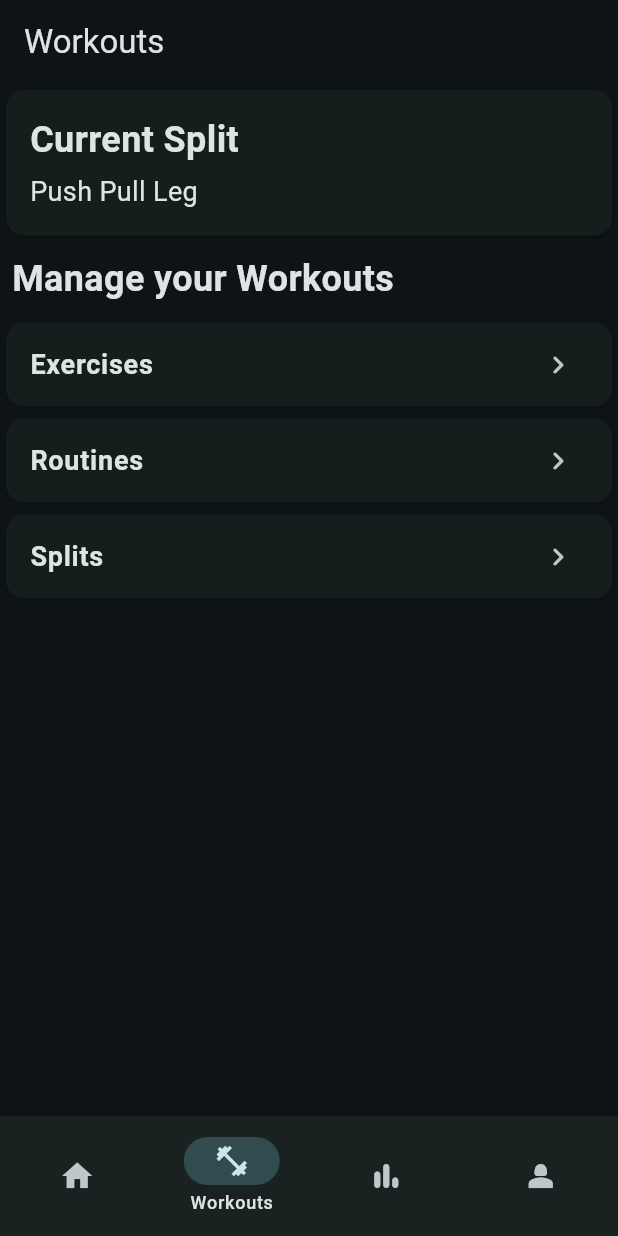
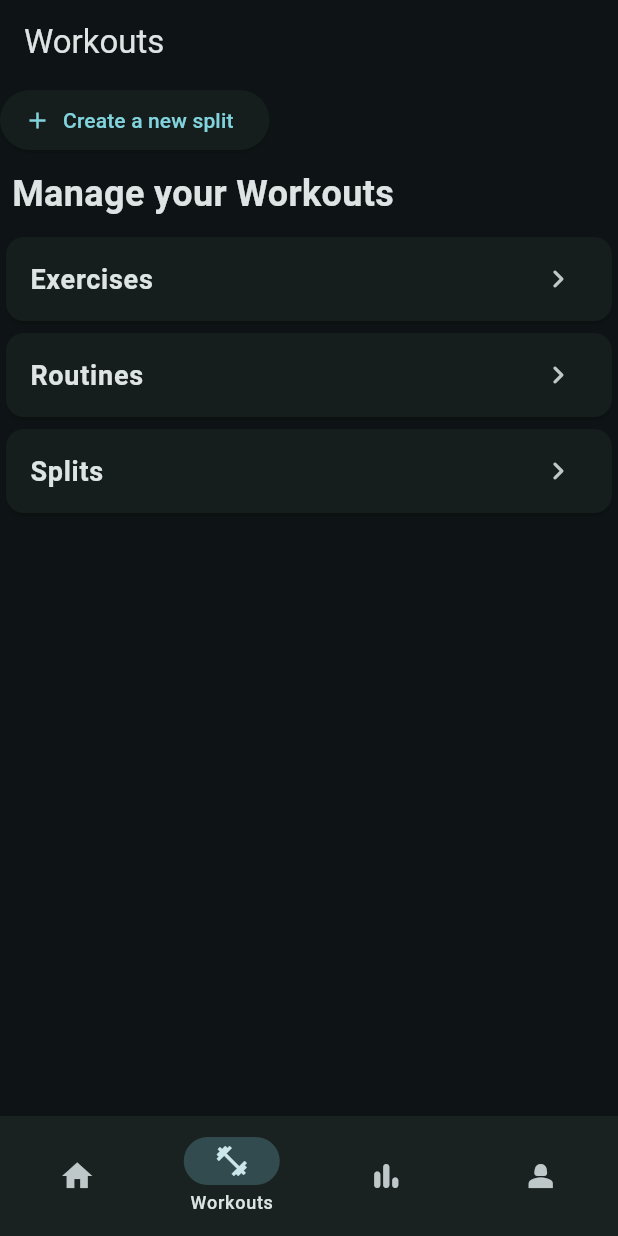
Before and after one commit to najafmohammed/muon-workout-tracker, a Flutter app: the screen it shows after launch, item 2 of the bottom bar chosen, on a phone screen of 412 x 824 dp. Run offline on Flutter 3.47's test engine with Material 3 defaults, Android fonts, the phone set to English and light mode, and no system bars; our stand-ins replace flutter_form_builder, flutter_riverpod, form_builder_validators, isar; accounts and stored records are empty; generated files the repository leaves out were written again; statements that could not run were skipped.

Commit message:
split selection

```diff
--- a/lib/database/models/split.dart
+++ b/lib/database/models/split.dart
@@ -8,7 +8,6 @@ class Split {
   Id id = Isar.autoIncrement;
   late String name;
   int nextIndex = 0;
-  bool isCompletedToday = false;
 
   // Relationship with Routine
   final routines = IsarLinks<Routine>(); // Links to Routines
--- /dev/null
+++ b/lib/database/models/user_settings.dart
@@ -0,0 +1,16 @@
+import 'package:isar/isar.dart';
+import 'package:muon_workout_tracker/database/models/split.dart';
+
+part 'user_settings.g.dart';
+
+@Collection()
+class UserSettings {
+  Id id = Isar.autoIncrement;
+  late String username;
+  late double height;
+  late double weight;
+  final currentSplit = IsarLink<Split>();
+  int currentRoutineIndex = 0; // Index of the current routine within the split
+  bool isSplitCompletedToday =
+      false; // Flag to mark if the split is done for the day
+}
--- a/lib/database/providers/isar_provider.dart
+++ b/lib/database/providers/isar_provider.dart
@@ -4,6 +4,7 @@ import 'package:isar/isar.dart';
 import 'package:muon_workout_tracker/database/models/exercise_history.dart';
 import 'package:muon_workout_tracker/database/models/routine.dart';
 import 'package:muon_workout_tracker/database/models/split.dart';
+import 'package:muon_workout_tracker/database/models/user_settings.dart';
 import 'package:path_provider/path_provider.dart';
 import '../models/exercise.dart';
 
@@ -21,6 +22,7 @@ final isarProvider = FutureProvider<Isar>((ref) async {
         SplitSchema,
         RoutineSchema,
         ExerciseHistorySchema,
+        UserSettingsSchema
       ],
       directory: dir.path, // Set the directory for the database
       inspector: true, // Optional: Enable Isar Inspector
--- /dev/null
+++ b/lib/database/providers/user_settings_provider.dart
@@ -0,0 +1,14 @@
+import 'package:flutter_riverpod/flutter_riverpod.dart';
+import 'package:muon_workout_tracker/database/models/user_settings.dart';
+import 'package:muon_workout_tracker/database/providers/isar_provider.dart';
+import 'package:muon_workout_tracker/database/repository/user_settings_repository.dart';
+
+final userSettingsProvider =
+    StateNotifierProvider<UserSettingsRepository, UserSettings?>((ref) {
+  final isar =
+      ref.watch(isarProvider).value; // Assuming you have isar as a provider
+  if (isar == null) {
+    throw Exception('Isar instance is not initialized');
+  }
+  return UserSettingsRepository(isar);
+});
--- a/lib/screens/navigation.dart
+++ b/lib/screens/navigation.dart
@@ -17,6 +17,32 @@ class Navigation extends ConsumerStatefulWidget {
 class NavigationState extends ConsumerState<Navigation>
     with SingleTickerProviderStateMixin {
   int _selectedIndex = 0;
+  late AnimationController _controller;
+  late Animation<Offset> _offsetAnimation;
+
+  @override
+  void initState() {
+    super.initState();
+
+    _controller = AnimationController(
+      duration: const Duration(milliseconds: 300),
+      vsync: this,
+    );
+
+    _offsetAnimation = Tween<Offset>(
+      begin: const Offset(0.0, 1.0),
+      end: Offset.zero,
+    ).animate(CurvedAnimation(
+      parent: _controller,
+      curve: Curves.easeInOut,
+    ));
+  }
+
+  @override
+  void dispose() {
+    _controller.dispose();
+    super.dispose();
+  }
 
   final _navigationDestinations = const <NavigationDestination>[
     NavigationDestination(icon: Icon(Icons.home), label: "Home"),
@@ -30,13 +56,20 @@ class NavigationState extends ConsumerState<Navigation>
   @override
   Widget build(BuildContext context) {
     final isActive = ref.watch(routineSessionProvider)?.isActive ?? false;
-
+    if (isActive) {
+      _controller.forward(); // Show MiniPlayer
+    } else {
+      _controller.reverse(); // Hide MiniPlayer
+    }
     return Scaffold(
         body: _homePages(_selectedIndex),
         bottomNavigationBar: Column(
           mainAxisSize: MainAxisSize.min,
           children: [
-            isActive ? const MiniPlayer() : const SizedBox(),
+            SlideTransition(
+              position: _offsetAnimation,
+              child: const MiniPlayer(),
+            ),
             NavigationBar(
               labelBehavior:
                   NavigationDestinationLabelBehavior.onlyShowSelected,
--- a/lib/screens/profile.dart
+++ b/lib/screens/profile.dart
@@ -10,7 +10,7 @@ class Profile extends StatelessWidget {
         title: const Text('Material App Bar'),
       ),
       body: const Center(
-        child: Text('Hello World'),
+        child: Text('Working on this'),
       ),
     );
   }
--- a/lib/screens/split_manger.dart
+++ b/lib/screens/split_manger.dart
@@ -72,7 +72,7 @@ class SplitManagerState extends ConsumerState<SplitManager> {
                             child: Icon(Icons.fitness_center),
                           ),
                           title: Text(split.name),
-                          subtitle: Text(split.isCompletedToday.toString()),
+                          subtitle: Text(split.nextIndex.toString()),
                           trailing: Row(
                             mainAxisSize: MainAxisSize.min,
                             children: [
--- a/lib/screens/stats.dart
+++ b/lib/screens/stats.dart
@@ -10,7 +10,7 @@ class Stats extends StatelessWidget {
         title: const Text('Material App Bar'),
       ),
       body: const Center(
-        child: Text('Hello World'),
+        child: Text('Nothing yet'),
       ),
     );
   }
--- a/lib/widgets/workouts_info_card.dart
+++ b/lib/widgets/workouts_info_card.dart
@@ -1,28 +1,109 @@
 import 'package:flutter/material.dart';
+import 'package:flutter_riverpod/flutter_riverpod.dart';
 import 'package:muon_workout_tracker/constants/styles.dart';
+import 'package:muon_workout_tracker/database/models/split.dart';
+import 'package:muon_workout_tracker/database/models/user_settings.dart';
+import 'package:muon_workout_tracker/database/providers/split_provider.dart';
+import 'package:muon_workout_tracker/database/providers/user_settings_provider.dart';
+import 'package:muon_workout_tracker/database/repository/split_repository.dart';
+import 'package:muon_workout_tracker/database/repository/user_settings_repository.dart';
+import 'package:muon_workout_tracker/screens/select_current_split.dart';
+import 'package:muon_workout_tracker/screens/split_form.dart';
 import 'package:muon_workout_tracker/shared/wrappers/card_wrapper.dart';
 
-class WorkoutInfoCard extends StatelessWidget {
+class WorkoutInfoCard extends ConsumerStatefulWidget {
   const WorkoutInfoCard({super.key});
 
   @override
+  WorkoutInfoCardState createState() => WorkoutInfoCardState();
+}
+
+class WorkoutInfoCardState extends ConsumerState<WorkoutInfoCard> {
+  @override
   Widget build(BuildContext context) {
-    return const CardWrapper(children: [
-      Row(
-        children: [
-          Text(
-            'Current Split',
-            style: AppTextStyle.large,
+    final userSettings = ref.watch(userSettingsProvider);
+    final split = ref.watch(splitProvider);
+
+    return userSettings == null
+        ? const Center(child: CircularProgressIndicator())
+        : userSettings.currentSplit.value != null
+            ? _buildCurrentSplitInfo(context, userSettings, split)
+            : _buildNoSplitInfo(context, split);
+  }
+
+  Widget _buildCurrentSplitInfo(
+      BuildContext context, UserSettings userSettings, SplitRepository split) {
+    final String name =
+        userSettings.currentSplit.value?.name ?? 'No split found';
+    return Column(
+      children: [
+        CardWrapper(children: [
+          const Row(
+            children: [
+              Text(
+                "Current Split",
+                style: AppTextStyle.large,
+              ),
+            ],
           ),
-        ],
-      ),
-      SizedBox(
-        height: 5,
-      ),
-      Text(
-        'Push Pull Leg',
-        style: AppTextStyle.medium,
-      )
-    ]);
+          const SizedBox(height: 5),
+          Text(name, style: AppTextStyle.medium),
+          const SizedBox(height: 10),
+          CurrentSplit(split: split),
+        ]),
+      ],
+    );
+  }
+
+  Widget _buildNoSplitInfo(BuildContext context, SplitRepository split) {
+    return CurrentSplit(split: split);
   }
 }
+
+class CurrentSplit extends ConsumerWidget {
+  const CurrentSplit({super.key, required this.split});
+
+  final SplitRepository split;
+
+  @override
+  Widget build(BuildContext context, WidgetRef ref) {
+    final userSettingsRepo = ref.watch(userSettingsProvider.notifier);
+
+    return FutureBuilder<List<Split>>(
+      future: split.getAllSplits(), // Fetch the list of splits
+      builder: (context, snapshot) {
+        if (snapshot.connectionState == ConnectionState.waiting) {
+          return const Center(child: CircularProgressIndicator());
+        } else if (snapshot.hasError) {
+          return Center(child: Text('Error: ${snapshot.error}'));
+        } else if (snapshot.hasData) {
+          bool hasSplits = snapshot.data!.isNotEmpty;
+          return ElevatedButton.icon(
+            onPressed: () async {
+              if (hasSplits) {
+                final selectedSplit = await Navigator.push(
+                  context,
+                  MaterialPageRoute(
+                      builder: (context) => const SelectCurrentSplit()),
+                );
+                if (selectedSplit != null) {
+                  await userSettingsRepo.updateCurrentSplit(selectedSplit);
+                }
+              } else {
+                Navigator.push(
+                  context,
+                  MaterialPageRoute(builder: (context) => const SplitForm()),
+                );
+              }
+            },
+            icon: const Icon(Icons.add),
+            label:
+                Text(hasSplits ? 'Select current split' : 'Create a new split'),
+          );
+        } else {
+          return const Center(child: Text('No splits found.'));
+        }
+      },
+    );
+  }
+}
```
Also changed, not shown: lib/database/repository/user_settings_repository.dart (added, +99 -0 lines), lib/screens/select_current_split.dart (added, +132 -0 lines), lib/database/models/split.g.dart, lib/database/models/user_settings.g.dart (added).
